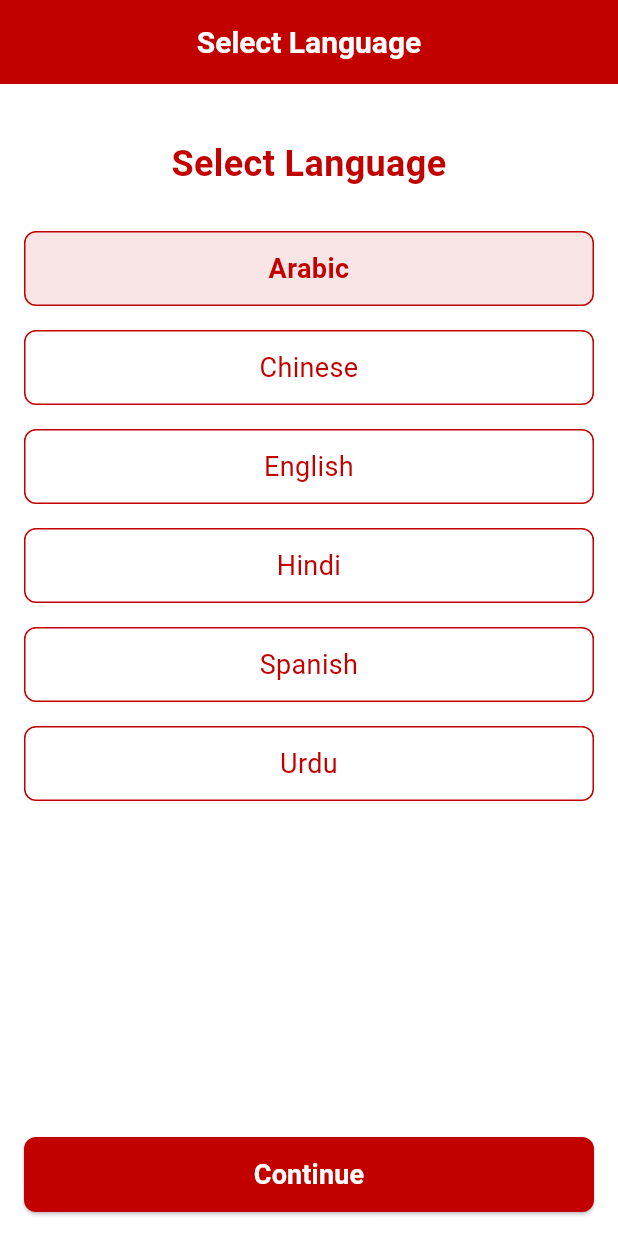
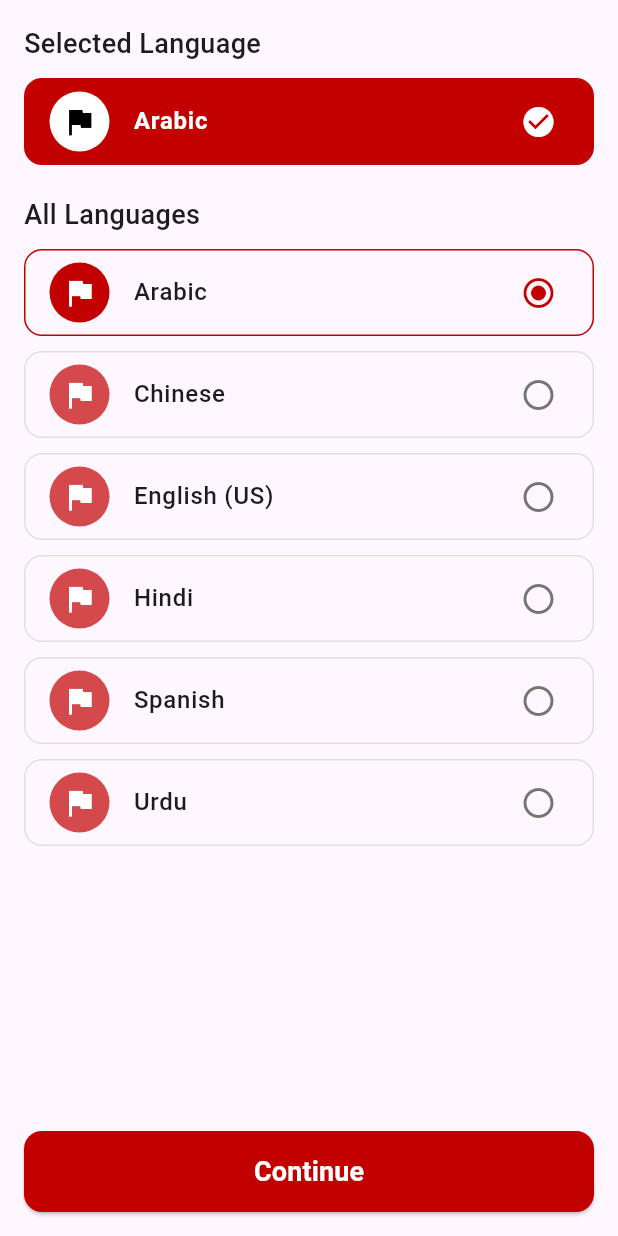
Before and after one commit to devbilal6t7/Wedding-Frames-Editor, a Flutter app: the LanguageSelectionScreen screen opened directly, after a tap on "Arabic", on a phone screen of 412 x 824 dp. Run offline on Flutter 3.47's test engine with Material 3 defaults, Android fonts, the phone set to English and light mode, and no system bars; our stand-ins replace animated_splash_screen, cached_network_image, image_picker, page_transition, permission_handler, photo_view and 3 more; missing offline and left inert: image_gallery_saver_plus; accounts and stored records are empty.

Commit message:
App Completed

```diff
--- a/lib/main.dart
+++ b/lib/main.dart
@@ -4,7 +4,6 @@ import 'package:provider/provider.dart';
 import 'package:shared_preferences/shared_preferences.dart';
 import 'package:wedding_frames_editor/providers/frame_category_provider.dart';
 import 'package:wedding_frames_editor/providers/frames_provider.dart';
-import 'package:wedding_frames_editor/screens/language_screen.dart';
 import 'package:wedding_frames_editor/screens/splash_screen.dart';
 import 'package:wedding_frames_editor/widgets/app_localizations.dart';
 
@@ -28,24 +27,6 @@ class MyApp extends StatefulWidget {
 
 class _MyAppState extends State<MyApp> {
   Locale? _locale;
-  bool _isLanguageSelected = false;
-
-  @override
-  void initState() {
-    super.initState();
-    _checkLanguageSelection();
-  }
-
-  Future<void> _checkLanguageSelection() async {
-    SharedPreferences prefs = await SharedPreferences.getInstance();
-    String? languageCode = prefs.getString('selectedLanguage');
-    if (languageCode != null) {
-      setState(() {
-        _locale = Locale(languageCode);
-        _isLanguageSelected = true;
-      });
-    }
-  }
 
   void setLocale(Locale locale) {
     setState(() {
@@ -59,7 +40,6 @@ class _MyAppState extends State<MyApp> {
       providers: [
         ChangeNotifierProvider(create: (_) => CategoryProvider()),
         ChangeNotifierProvider(create: (_) => FramesProvider()),
-
       ],
       child: MaterialApp(
         debugShowCheckedModeBanner: false,
@@ -71,9 +51,14 @@ class _MyAppState extends State<MyApp> {
           GlobalCupertinoLocalizations.delegate,
         ],
         supportedLocales: const [
-          Locale('ar'),  Locale('zh'), Locale('en'), Locale('es'), Locale('hi'), Locale('ur')
+          Locale('en'),
+          Locale('ar'),
+          Locale('zh'),
+          Locale('es'),
+          Locale('hi'),
+          Locale('ur'),
         ],
-        home: _isLanguageSelected ? const SplashScreen() : const LanguageSelectionScreen(),
+        home: const SplashScreen(),
       ),
     );
   }
--- a/lib/screens/language_screen.dart
+++ b/lib/screens/language_screen.dart
@@ -2,16 +2,14 @@ import 'package:flutter/material.dart';
 import 'package:shared_preferences/shared_preferences.dart';
 import 'package:wedding_frames_editor/screens/home_screen.dart';
 
-import '../consts/app_colors.dart';
-import '../main.dart';
+import '../../../consts/app_colors.dart';
+import '../../../main.dart';
 
 class LanguageSelectionScreen extends StatefulWidget {
   const LanguageSelectionScreen({super.key});
 
   @override
-  State<StatefulWidget> createState() {
-    return _LanguageSelectionScreenState();
-  }
+  State<LanguageSelectionScreen> createState() => _LanguageSelectionScreenState();
 }
 
 class _LanguageSelectionScreenState extends State<LanguageSelectionScreen> {
@@ -20,17 +18,16 @@ class _LanguageSelectionScreenState extends State<LanguageSelectionScreen> {
   @override
   void initState() {
     super.initState();
-    _loadSelectedLanguage();
+    _loadSelectedLanguage(context);
   }
 
-  Future<void> _loadSelectedLanguage() async {
+  Future<void> _loadSelectedLanguage(context) async {
     SharedPreferences prefs = await SharedPreferences.getInstance();
     String? languageCode = prefs.getString('selectedLanguage');
     if (languageCode != null) {
       setState(() {
         _selectedLanguage = languageCode;
       });
-      // Set the locale to the saved language
       MyApp.setLocale(context, Locale(languageCode));
     }
   }
@@ -41,12 +38,11 @@ class _LanguageSelectionScreenState extends State<LanguageSelectionScreen> {
     setState(() {
       _selectedLanguage = languageCode;
     });
-    // Immediately set the locale for the app
-    MyApp.setLocale(context, Locale(languageCode));
   }
 
-  void _onContinuePressed() {
+  void _navigateToHomeScreen() {
     if (_selectedLanguage != null) {
+      MyApp.setLocale(context, Locale(_selectedLanguage!));
       Navigator.pushReplacement(
         context,
         MaterialPageRoute(
@@ -55,7 +51,8 @@ class _LanguageSelectionScreenState extends State<LanguageSelectionScreen> {
       );
     } else {
       ScaffoldMessenger.of(context).showSnackBar(
-        const SnackBar(content: Text('Please select a language')),
+        const SnackBar(content: Text('Please select a language'),
+        ),
       );
     }
   }
@@ -63,86 +60,176 @@ class _LanguageSelectionScreenState extends State<LanguageSelectionScreen> {
   @override
   Widget build(BuildContext context) {
     return Scaffold(
+      body: SafeArea(
+        child: Container(
+          padding: const EdgeInsets.all(16),
+          child: Column(
+            crossAxisAlignment: CrossAxisAlignment.start,
+            children: [
+              const Text(
+                'Selected Language',
+                style: TextStyle(
+                    fontSize: 18, fontWeight: FontWeight.w500,
+                ),
+              ),
+              const SizedBox(height: 10),
+              _selectedLanguage != null
+                  ? _buildSelectedLanguageTile(_selectedLanguage!)
+                  : Container(
+                decoration: BoxDecoration(
+                  color: WeddingColors.mainColor,
+                  borderRadius: BorderRadius.circular(12),
+                  border: Border.all(color: WeddingColors.mainColor),
+                ),
+                child: const ListTile(
+                  title: Text(
+                    'Please Select Language',
+                    style: TextStyle(
+                      fontSize: 16, fontWeight: FontWeight.w600,color: Colors.white,
+                    ),
+                  ),
+                  // trailing: Icon(Icons.check_circle, color: AppColors().white),
+                  leading: CircleAvatar(
                     backgroundColor: Colors.white,
-      appBar: AppBar(
-        automaticallyImplyLeading: false,
-        backgroundColor: WeddingColors.mainColor,
-        title: const Text(
-          'Select Language',
-          style: TextStyle(color: Colors.white, fontSize: 20, fontWeight: FontWeight.bold),
+                    child: Icon(
+                      Icons.flag,
+                      size: 24,
+                      color: Colors.black,
                     ),
-        centerTitle: true,
                   ),
-      body: Padding(
-        padding: const EdgeInsets.all(16.0),
-        child: Column(
-          crossAxisAlignment: CrossAxisAlignment.center,
-          children: [
-            const SizedBox(height: 20),
-            Text(
-              'Select Language',
-              style: TextStyle(fontSize: 24, fontWeight: FontWeight.bold, color: WeddingColors.mainColor),
+                ),
               ),
               const SizedBox(height: 20),
+              const Text(
+                'All Languages',
+                style: TextStyle(
+                    fontSize: 18, fontWeight: FontWeight.w500,
+                ),
+              ),
               Expanded(
                 child: ListView(
+                  padding: const EdgeInsets.only(top: 10),
                   children: [
-                  _buildLanguageButton('Arabic', 'ar'),
-                  _buildLanguageButton('Chinese', 'zh'),
-                  _buildLanguageButton('English', 'en'),
-                  _buildLanguageButton('Hindi', 'hi'),
-                  _buildLanguageButton('Spanish', 'es'),
-                  _buildLanguageButton('Urdu', 'ur'),
+                    _buildLanguageTile('Arabic', 'ar'),
+                    _buildLanguageTile('Chinese', 'zh'),
+                    _buildLanguageTile('English (US)', 'en'),
+                    _buildLanguageTile('Hindi', 'hi'),
+                    _buildLanguageTile('Spanish', 'es'),
+                    _buildLanguageTile('Urdu', 'ur'),
                   ],
                 ),
               ),
-            const SizedBox(height: 20),
-            ElevatedButton(
-              onPressed: _selectedLanguage == null ? null : _onContinuePressed,
+              Center(
+                child: SizedBox(
+                  width: double.infinity,
+                  child: ElevatedButton(
+                    onPressed: _navigateToHomeScreen,
                     style: ElevatedButton.styleFrom(
-                backgroundColor: WeddingColors.mainColor,
-                minimumSize: const Size(double.infinity, 50),
+                      foregroundColor: Colors.white,
+                      backgroundColor:WeddingColors.mainColor,
+                      padding: const EdgeInsets.symmetric(vertical: 14, horizontal: 70),
                       shape: RoundedRectangleBorder(
-                  borderRadius: BorderRadius.circular(8),
+                        borderRadius: BorderRadius.circular(12),
                       ),
                     ),
                     child: const Text(
                       'Continue',
-                style: TextStyle(fontSize: 18, color: Colors.white, fontWeight: FontWeight.bold),
+                      style: TextStyle(
+                          fontSize: 18, fontWeight: FontWeight.w600,
+                      ),
+                    ),
+                  ),
                 ),
               ),
             ],
           ),
         ),
+      ),
     );
   }
 
-  Widget _buildLanguageButton(String languageName, String languageCode) {
-    return Padding(
-      padding: const EdgeInsets.symmetric(vertical: 8.0),
-      child: GestureDetector(
-        onTap: () {
-          _saveSelectedLanguage(languageCode);
-        },
-        child: Container(
-          height: 50,
+  Widget _buildSelectedLanguageTile(String languageCode) {
+    String languageName = _getLanguageName(languageCode);
+    return Container(
       decoration: BoxDecoration(
-            color: _selectedLanguage == languageCode ? WeddingColors.mainColor.withOpacity(0.1) : Colors.white,
-            border: Border.all(color: WeddingColors.mainColor, width: 1),
-            borderRadius: BorderRadius.circular(8),
+        color: WeddingColors.mainColor,
+        borderRadius: BorderRadius.circular(12),
+        border: Border.all(color: WeddingColors.mainColor),
       ),
-          child: Center(
-            child: Text(
+      child: ListTile(
+
+        title: Text(
           languageName,
-              style: TextStyle(
-                fontSize: 18,
-                color: WeddingColors.mainColor,
-                fontWeight: _selectedLanguage == languageCode ? FontWeight.bold : FontWeight.normal,
+          style: const TextStyle(fontSize: 16, fontWeight: FontWeight.w600,color: Colors.white),
         ),
-            ),
+        trailing: const Icon(Icons.check_circle, color: Colors.white),
+        leading: const CircleAvatar(
+          backgroundColor: Colors.white,
+          child: Icon(
+            Icons.flag,
+           size: 24,
+            color: Colors.black,
           ),
         ),
       ),
     );
   }
+
+  Widget _buildLanguageTile(String languageName, String languageCode) {
+    bool isSelected = _selectedLanguage == languageCode;
+    return Container(
+      margin: const EdgeInsets.only(bottom: 10),
+      decoration: BoxDecoration(
+        borderRadius: BorderRadius.circular(12),
+        border: Border.all(
+          color: isSelected ?WeddingColors.mainColor : Colors.grey.shade300,
+        ),
+      ),
+      child: ListTile(
+        title: Text(
+          languageName,
+          style: const TextStyle(fontSize: 16, fontWeight: FontWeight.w500),
+        ),
+        leading: CircleAvatar(
+          backgroundColor: isSelected
+              ? WeddingColors.mainColor
+              : WeddingColors.mainColor.withOpacity(0.7),
+          child: const Icon(
+           Icons.flag,
+           size: 24,
+            color: Colors.white,
+          ),
+        ),
+        trailing: Icon(
+          isSelected
+              ? Icons.radio_button_checked
+              : Icons.radio_button_unchecked,
+          color: isSelected ? WeddingColors.mainColor : Colors.grey.shade600,
+        ),
+        onTap: () {
+          _saveSelectedLanguage(languageCode);
+        },
+      ),
+    );
   }
+
+  String _getLanguageName(String code) {
+    switch (code) {
+      case 'en':
+        return 'English (US)';
+      case 'es':
+        return 'Spanish';
+      case 'hi':
+        return 'Hindi';
+      case 'ur':
+        return 'Urdu';
+      case 'zh':
+        return 'Chinese';
+      case 'ar':
+        return 'Arabic';
+      default:
+        return 'English';
+    }
+  }
+
+}
--- a/lib/screens/side_drawer.dart
+++ b/lib/screens/side_drawer.dart
@@ -41,7 +41,9 @@ class _SideDrawerState extends State<SideDrawer> {
               height: 20,
               width: 20,
             ),
-            title:  Text(   AppLocalizations.of(context).translate('downloadSaved'),),
+            title: Text(
+              _translate(context, 'downloadSaved'),
+            ),
             onTap: () {
               Navigator.of(context).push(
                 MaterialPageRoute(
@@ -56,7 +58,9 @@ class _SideDrawerState extends State<SideDrawer> {
               height: 20,
               width: 20,
             ),
-            title:   Text(   AppLocalizations.of(context).translate('shareApp'),),
+            title: Text(
+              _translate(context, 'shareApp'),
+            ),
             onTap: shareApp,
           ),
           ListTile(
@@ -68,8 +72,8 @@ class _SideDrawerState extends State<SideDrawer> {
             title: RichText(
               text: TextSpan(
                 children: [
-                   TextSpan(
-                    text: AppLocalizations.of(context).translate('appVersion'),
+                  TextSpan(
+                    text: _translate(context, 'appVersion'),
                     style: const TextStyle(
                       color: Colors.black,
                     ),
@@ -77,8 +81,8 @@ class _SideDrawerState extends State<SideDrawer> {
                   TextSpan(
                     text: '  (1.0.0)',
                     style: TextStyle(
-                        color: WeddingColors.mainColor,
-                        fontWeight: FontWeight.bold,
+                      color: WeddingColors.mainColor,
+                      fontWeight: FontWeight.bold,
                     ),
                   ),
                 ],
@@ -91,9 +95,11 @@ class _SideDrawerState extends State<SideDrawer> {
               height: 20,
               width: 20,
             ),
-            title: Text(   AppLocalizations.of(context).translate('language'),),
-            onTap: (){
-              Navigator.of(context).push(
+            title: Text(
+              _translate(context, 'language'),
+            ),
+            onTap: () {
+              Navigator.of(context).pushReplacement(
                 MaterialPageRoute(
                   builder: (context) => const LanguageSelectionScreen(),
                 ),
@@ -104,4 +110,13 @@ class _SideDrawerState extends State<SideDrawer> {
       ),
     );
   }
+
+  String _translate(BuildContext context, String key) {
+    try {
+      return AppLocalizations.of(context).translate(key);
+    } catch (e) {
+      print('Error translating key "$key": $e');
+      return key;  // Fallback to the key if translation fails
+    }
+  }
 }
--- a/lib/screens/splash_screen.dart
+++ b/lib/screens/splash_screen.dart
@@ -1,7 +1,9 @@
+import 'package:flutter/material.dart';
+import 'package:shared_preferences/shared_preferences.dart';
 import 'package:animated_splash_screen/animated_splash_screen.dart';
-import 'package:flutter/material.dart';
 import 'package:page_transition/page_transition.dart';
 import 'package:wedding_frames_editor/screens/home_screen.dart';
+import 'package:wedding_frames_editor/screens/language_screen.dart';
 
 class SplashScreen extends StatefulWidget {
   const SplashScreen({super.key});
@@ -11,13 +13,28 @@ class SplashScreen extends StatefulWidget {
 }
 
 class _SplashScreenState extends State<SplashScreen> {
+  bool _isLanguageSelected = false;
+
+  @override
+  void initState() {
+    super.initState();
+    _checkLanguageSelection();
+  }
+
+  Future<void> _checkLanguageSelection() async {
+    SharedPreferences prefs = await SharedPreferences.getInstance();
+    String? languageCode = prefs.getString('selectedLanguage');
+    setState(() {
+      _isLanguageSelected = languageCode != null;
+    });
+  }
+
   @override
   Widget build(BuildContext context) {
-
     double screenHeight = MediaQuery.of(context).size.height;
     double screenWidth = MediaQuery.of(context).size.width;
 
-    return  SafeArea(
+    return SafeArea(
       child: Container(
         color: Colors.black,
         width: screenWidth,
@@ -33,10 +50,11 @@ class _SplashScreenState extends State<SplashScreen> {
             height: screenWidth,
             width: screenWidth,
           ),
-          nextScreen: const HomeScreen(),
+          nextScreen: _isLanguageSelected
+              ? const HomeScreen()
+              : const LanguageSelectionScreen(),
         ),
       ),
-
     );
   }
 }
```
Lines whose indentation alone changed are shown as unchanged.
